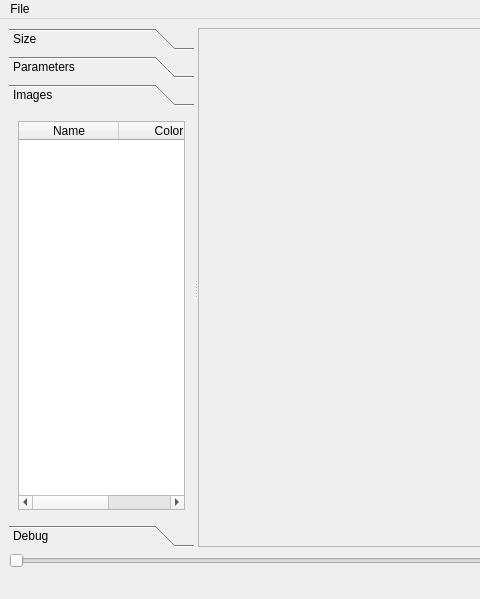
First picture: the form in viewer/viewer.ui, repository rectalogic/webvfx, before the edit; both pictures show x 0 to 480 and y 0 to 599 of the 830 by 599 pixel window.
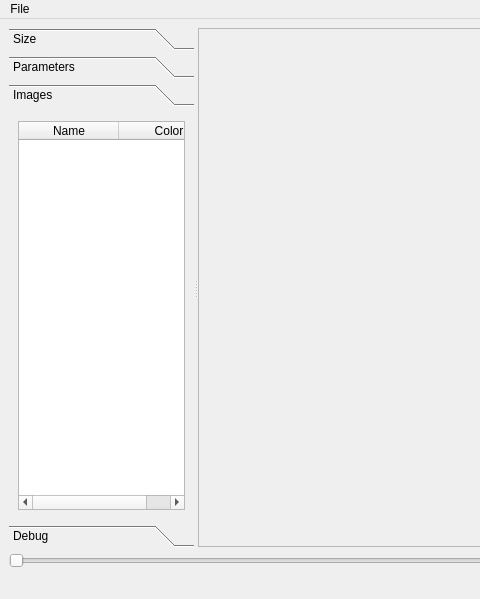
Second picture: the form after the edit. The open tabs and pages were chosen to show the change.

Commit message: Don't need image type map

Patch:
```diff
--- a/viewer/viewer.ui
+++ b/viewer/viewer.ui
@@ -215,7 +215,7 @@
                <bool>false</bool>
               </property>
               <property name="columnCount">
-               <number>3</number>
+               <number>2</number>
               </property>
               <attribute name="horizontalHeaderStretchLastSection">
                <bool>true</bool>
@@ -233,11 +233,6 @@
                 <string>Color</string>
                </property>
               </column>
-              <column>
-               <property name="text">
-                <string>Type</string>
-               </property>
-              </column>
              </widget>
             </item>
            </layout>
```
The commit also changes 15 other files.
